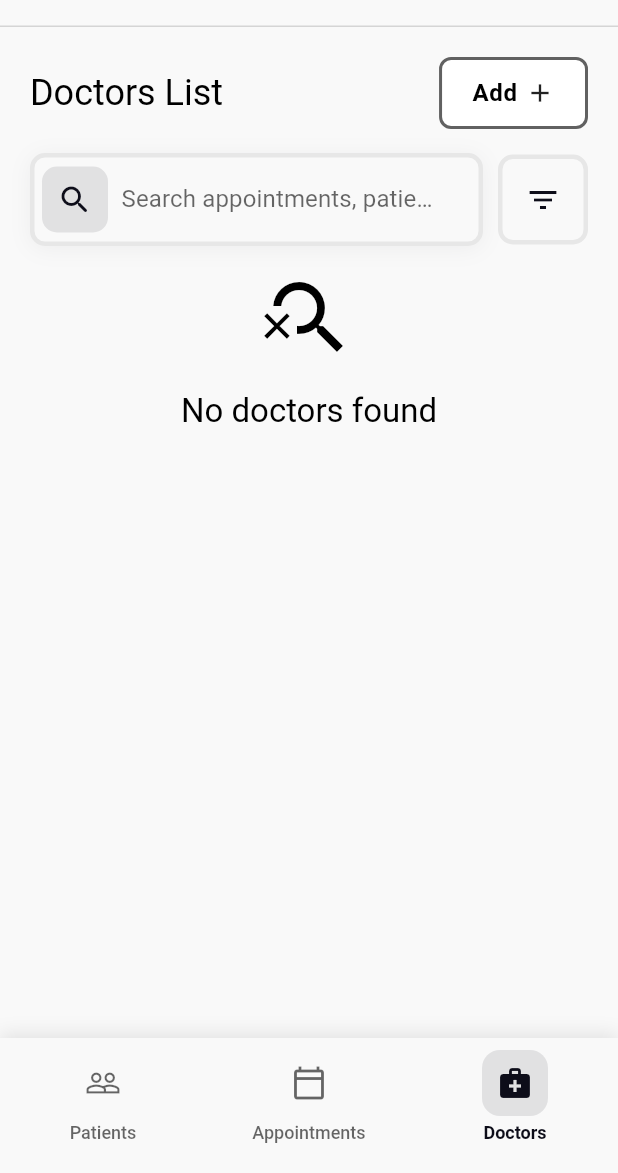
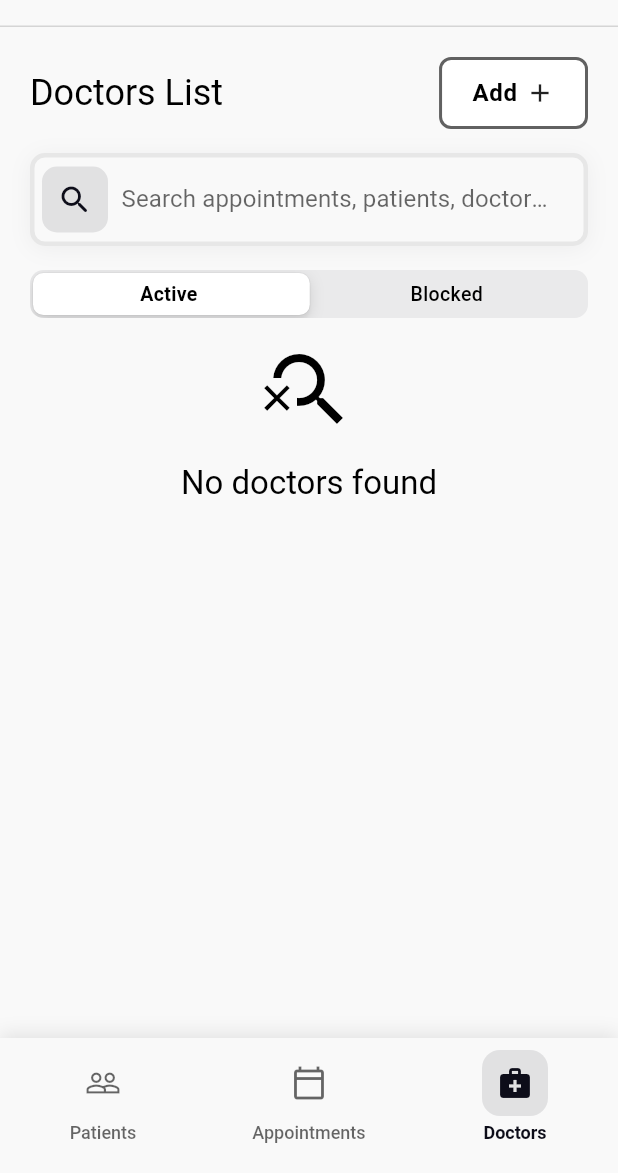
Before and after one commit to Akashrajark/smart_hospital_admin, a Flutter app: the HomeScreen screen opened directly, swiped to page 3, on a phone screen of 412 x 824 dp, the part 63-1236 px from its top. Run offline on Flutter 3.47's test engine with Material 3 defaults, Android fonts, the phone set to English and light mode, and no system bars; our stand-ins replace bloc, file_picker, flutter_bloc, logger, supabase_flutter; accounts and stored records are empty; network calls fail.

Commit message:
doctor section completed

```diff
--- a/lib/common_widgets/custom_seearch_filter.dart
+++ b/lib/common_widgets/custom_seearch_filter.dart
@@ -83,20 +83,20 @@ class _CustomSearchFilterState extends State<CustomSearchFilter> {
             ),
           ),
         ),
-        Material(
-          shape: RoundedRectangleBorder(
-            borderRadius: BorderRadius.circular(10),
-            side: BorderSide(color: theme.colorScheme.outline.withOpacity(0.12), width: 3),
-          ),
-          child: InkWell(
-            borderRadius: BorderRadius.circular(10),
-            onTap: widget.onFilter,
-            child: Padding(
-              padding: const EdgeInsets.all(18.0),
-              child: Icon(Icons.filter_list, color: theme.colorScheme.secondary),
-            ),
-          ),
-        ),
+        // Material(
+        //   shape: RoundedRectangleBorder(
+        //     borderRadius: BorderRadius.circular(10),
+        //     side: BorderSide(color: theme.colorScheme.outline.withOpacity(0.12), width: 3),
+        //   ),
+        //   child: InkWell(
+        //     borderRadius: BorderRadius.circular(10),
+        //     onTap: widget.onFilter,
+        //     child: Padding(
+        //       padding: const EdgeInsets.all(18.0),
+        //       child: Icon(Icons.filter_list, color: theme.colorScheme.secondary),
+        //     ),
+        //   ),
+        // ),
       ],
     );
   }
--- a/lib/screens/doctors/doctor_detail_screen.dart
+++ b/lib/screens/doctors/doctor_detail_screen.dart
@@ -55,6 +55,8 @@ class DoctorDetailScreen extends StatelessWidget {
                       'Professional Information',
                       style: Theme.of(context).textTheme.titleLarge?.copyWith(fontWeight: FontWeight.bold),
                     ),
+                    const SizedBox(height: 16),
+                    _buildInfoRow(context, Icons.date_range, 'Gender', formatValue(doctor['gender'])),
                     const SizedBox(height: 16),
                     _buildInfoRow(context, Icons.date_range, 'Date of Birth', formatDate(doctor['dob'])),
                     const SizedBox(height: 12),
--- a/lib/screens/doctors/doctors_bloc/doctors_bloc.dart
+++ b/lib/screens/doctors/doctors_bloc/doctors_bloc.dart
@@ -25,6 +25,9 @@ class DoctorsBloc extends Bloc<DoctorsEvent, DoctorsState> {
             // If it's not a valid int, use it for name query
             query = query.or('full_name.ilike.%${event.params['query']}%, phone.ilike.%${event.params['query']}%');
           }
+          if (event.params['status'] != null && event.params['status'].toString().isNotEmpty) {
+            query = query.eq('status', event.params['status']);
+          }
 
           List<Map<String, dynamic>> result;
           int? count;
@@ -43,7 +46,7 @@ class DoctorsBloc extends Bloc<DoctorsEvent, DoctorsState> {
             AdminUserAttributes(
               email: event.doctorDetails['email'],
               password: event.doctorDetails['password'],
-              userMetadata: {'role': 'doctor'},
+              appMetadata: {'role': 'doctor'},
               emailConfirm: true,
             ),
           );
@@ -62,14 +65,19 @@ class DoctorsBloc extends Bloc<DoctorsEvent, DoctorsState> {
           await table.insert(event.doctorDetails);
           emit(DoctorsSuccessState());
         } else if (event is EditDoctorEvent) {
+          if (event.doctorDetails['password'] != null &&
+              event.doctorDetails['password'].toString().isNotEmpty &&
+              event.doctorDetails['email'] != null &&
+              event.doctorDetails['email'].toString().isNotEmpty) {
             Supabase.instance.client.auth.admin.updateUserById(
               event.doctorId,
               attributes: AdminUserAttributes(
                 email: event.doctorDetails['email'],
                 password: event.doctorDetails['password'],
-              userMetadata: {'role': 'doctor'},
+                appMetadata: {'role': 'doctor'},
               ),
             );
+          }
 
           if (event.doctorDetails['image'] != null) {
             event.doctorDetails['image_url'] = await uploadFile(
@@ -81,7 +89,7 @@ class DoctorsBloc extends Bloc<DoctorsEvent, DoctorsState> {
             event.doctorDetails.remove('image_name');
           }
           event.doctorDetails.remove('password');
-          await table.update(event.doctorDetails).eq('id', event.doctorId);
+          await table.update(event.doctorDetails).eq('user_id', event.doctorId);
           emit(DoctorsSuccessState());
         } else if (event is BlockUnblockDoctorEvent) {
           if (event.status == 'blocked') {
--- a/lib/screens/doctors/doctors_screen.dart
+++ b/lib/screens/doctors/doctors_screen.dart
@@ -1,3 +1,4 @@
+import 'package:flutter/cupertino.dart';
 import 'package:flutter/material.dart';
 import 'package:flutter_bloc/flutter_bloc.dart';
 import 'package:hospital_admin/common_widgets/custom_seearch_filter.dart';
@@ -19,8 +20,9 @@ class DoctorsScreen extends StatefulWidget {
 class _DoctorsScreenState extends State<DoctorsScreen> {
   List<Map<String, dynamic>> doctors = [];
   final DoctorsBloc _doctorsBloc = DoctorsBloc();
+  String status = 'active';
 
-  Map<String, dynamic> params = {'query': null, 'range_start': 0, 'range_end': 24};
+  Map<String, dynamic> params = {'query': null, 'range_start': 0, 'range_end': 24, 'status': 'active'};
 
   final ScrollController _scrollController = ScrollController();
   bool _isLoadingMore = false;
@@ -149,6 +151,18 @@ class _DoctorsScreenState extends State<DoctorsScreen> {
                     getDoctors();
                   },
                   onFilter: () {},
+                ),
+                const SizedBox(height: 16),
+                CupertinoSlidingSegmentedControl(
+                  groupValue: status,
+                  children: {'active': Text('Active '), 'blocked': Text('Blocked')},
+                  onValueChanged: (value) {
+                    setState(() {
+                      status = value!;
+                      params['status'] = value;
+                    });
+                    getDoctors();
+                  },
                 ),
                 const SizedBox(height: 16),
                 if (state is DoctorsLoadingState && !_isLoadingMore)
```
Also changed, not shown: lib/common_widgets/custom_alert_dialog.dart (+21 -58 lines), lib/screens/doctors/add_edit_doctor.dart (+4 -3 lines). Lines whose indentation alone changed are shown as unchanged.
